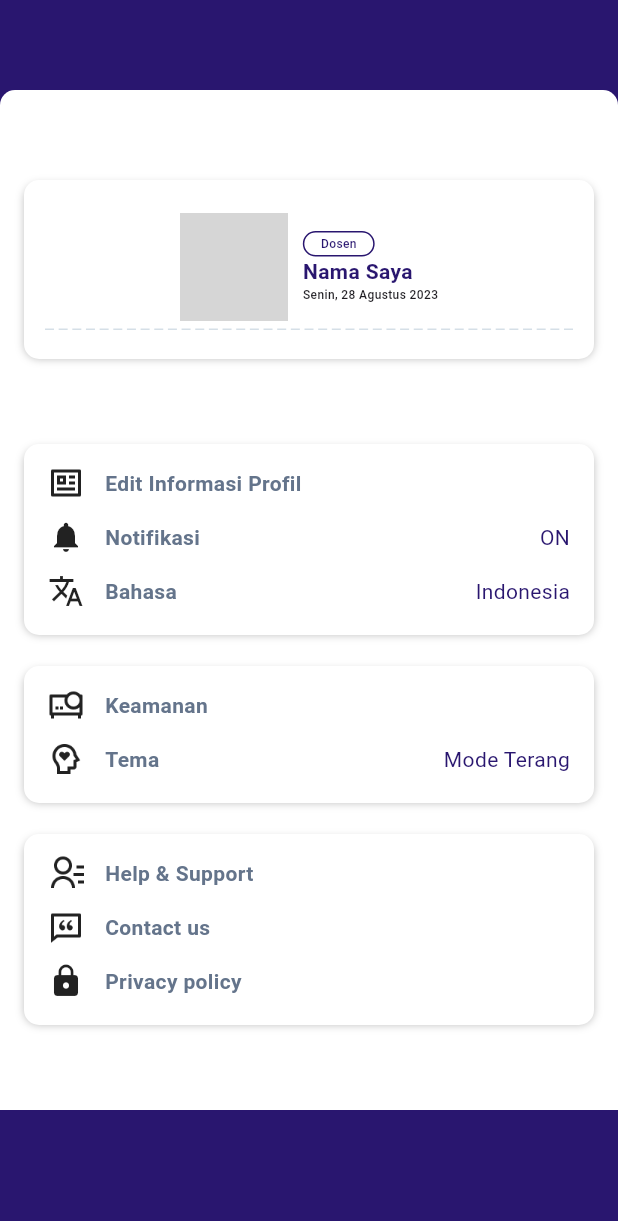
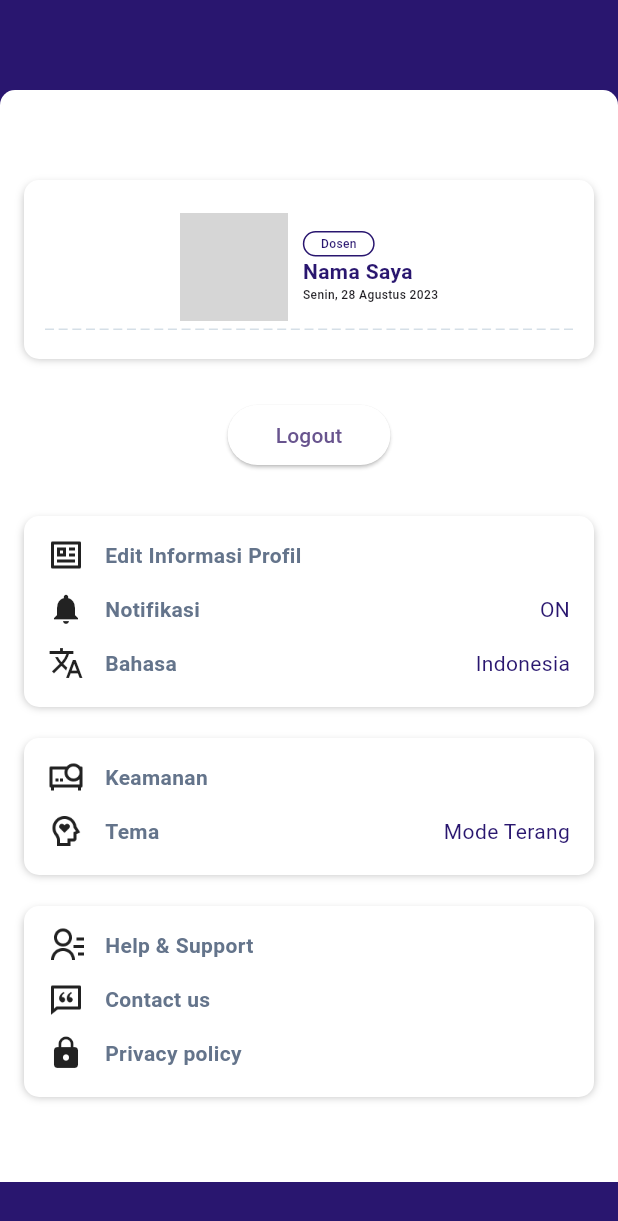
Before and after one commit to mrazak9/flutter_template_tugas_besar, a Flutter app: the ProfilePage screen opened directly, on a phone screen of 412 x 824 dp. Shown: the top 1221 px of the screen. Run offline on Flutter 3.47's test engine with Material 3 defaults, Android fonts, the phone set to English and light mode, and no system bars; drawn by our look-alikes of flutter_dash; our stand-ins replace bloc, dartz, flutter_bloc, freezed_annotation, shared_preferences; accounts and stored records are empty; generated files the repository leaves out were written again; network calls fail; grey boxes are pictures that could not be loaded.

Commit message:
funsgi logout

```diff
--- /dev/null
+++ b/lib/bloc/logout/logout_bloc.dart
@@ -0,0 +1,22 @@
+// ignore: depend_on_referenced_packages
+import 'package:bloc/bloc.dart';
+import 'package:freezed_annotation/freezed_annotation.dart';
+
+import '../../data/datasources/auth_remote_datasource.dart';
+
+part 'logout_event.dart';
+part 'logout_state.dart';
+part 'logout_bloc.freezed.dart';
+
+class LogoutBloc extends Bloc<LogoutEvent, LogoutState> {
+  LogoutBloc() : super(const _Initial()) {
+    on<_Logout>((event, emit) async {
+      emit(const _Loading());
+      final response = await AuthRemoteDatasource().logout();
+      response.fold(
+        (l) => emit(const _Error()),
+        (r) => emit(const _Loaded()),
+      );
+    });
+  }
+}
--- /dev/null
+++ b/lib/bloc/logout/logout_event.dart
@@ -0,0 +1,7 @@
+part of 'logout_bloc.dart';
+
+@freezed
+class LogoutEvent with _$LogoutEvent {
+  const factory LogoutEvent.started() = _Started;
+   const factory LogoutEvent.logout() = _Logout;
+}
--- /dev/null
+++ b/lib/bloc/logout/logout_state.dart
@@ -0,0 +1,9 @@
+part of 'logout_bloc.dart';
+
+@freezed
+class LogoutState with _$LogoutState {
+  const factory LogoutState.initial() = _Initial;
+  const factory LogoutState.loading() = _Loading;
+  const factory LogoutState.loaded() = _Loaded;
+  const factory LogoutState.error() = _Error;
+}
--- a/lib/pages/profile/profile_page.dart
+++ b/lib/pages/profile/profile_page.dart
@@ -1,5 +1,9 @@
 import 'package:flutter/material.dart';
+import 'package:flutter_bloc/flutter_bloc.dart';
 import 'package:flutter_dash/flutter_dash.dart';
+import 'package:flutter_template_tugas_besar/bloc/logout/logout_bloc.dart';
+import 'package:flutter_template_tugas_besar/data/datasources/auth_local_datasource.dart';
+import 'package:flutter_template_tugas_besar/pages/auth/auth_page.dart';
 
 import '../../common/components/custom_scaffold.dart';
 import '../../common/components/row_text.dart';
@@ -105,7 +109,52 @@ class _ProfilePageState extends State<ProfilePage> {
               ],
             ),
           ),
-          const SizedBox(height: 60.0),
+          const SizedBox(height: 30.0),
+          Center(
+            child: BlocProvider(
+              create: (context) => LogoutBloc(),
+              child: BlocConsumer<LogoutBloc, LogoutState>(
+                listener: (context, state) {
+                  state.maybeWhen(
+                      orElse: () {},
+                      loaded: () {
+                        AuthLocalDatasource().removeAuthData();
+                        Navigator.pushReplacement(context,
+                            MaterialPageRoute(builder: (context) {
+                          return const AuthPage();
+                        }));
+                      },
+                      error: () {
+                        ScaffoldMessenger.of(context).showSnackBar(
+                            const SnackBar(content: Text('Logout Error')));
+                      });
+                },
+                builder: (context, state) {
+                  return state.maybeWhen(orElse: () {
+                    return ElevatedButton(
+                      onPressed: () {
+                        context
+                            .read<LogoutBloc>()
+                            .add(const LogoutEvent.logout());
+                      },
+                      style: ElevatedButton.styleFrom(
+                        backgroundColor: ColorName.white,
+                      ),
+                      child: const Padding(
+                        padding: EdgeInsets.symmetric(horizontal: 8.0),
+                        child: Text('Logout'),
+                      ),
+                    );
+                  }, loaded: () {
+                    return const Center(
+                      child: CircularProgressIndicator(),
+                    );
+                  });
+                },
+              ),
+            ),
+          ),
+          const SizedBox(height: 30.0),
           Container(
             padding:
                 const EdgeInsets.symmetric(horizontal: 16.0, vertical: 14.0),
```
Also changed, not shown: lib/bloc/logout/logout_bloc.freezed.dart.
